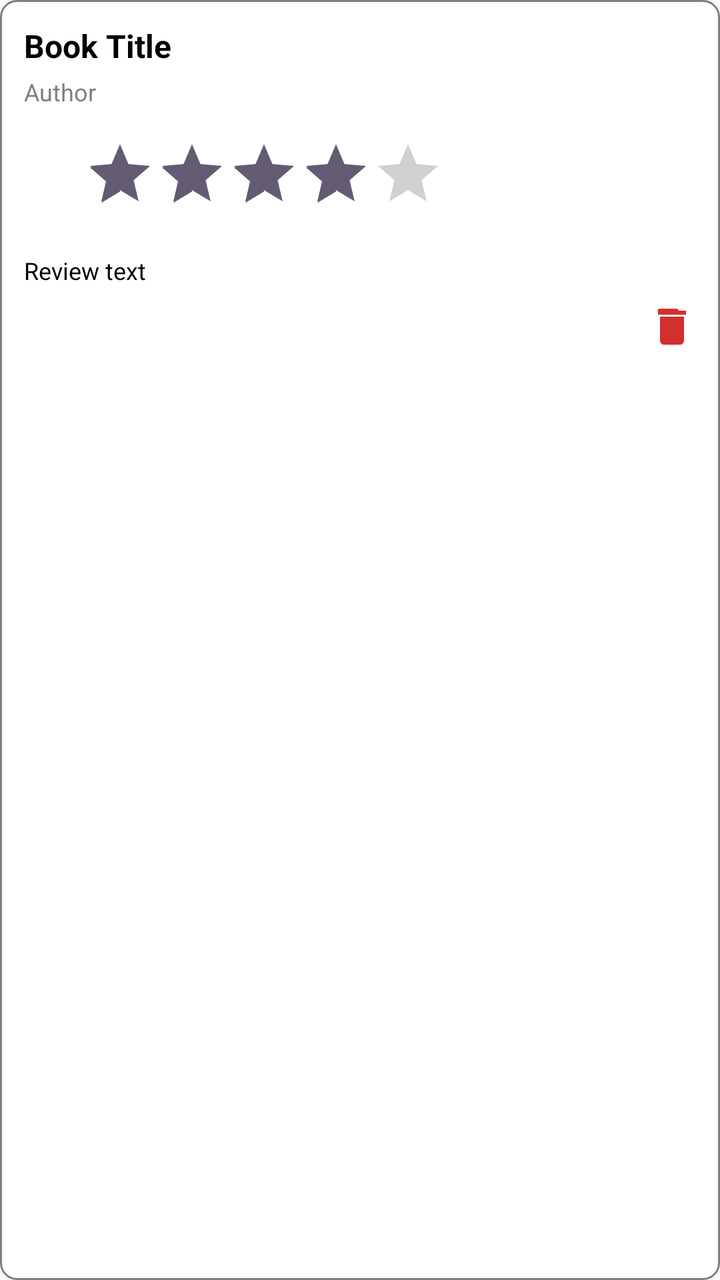
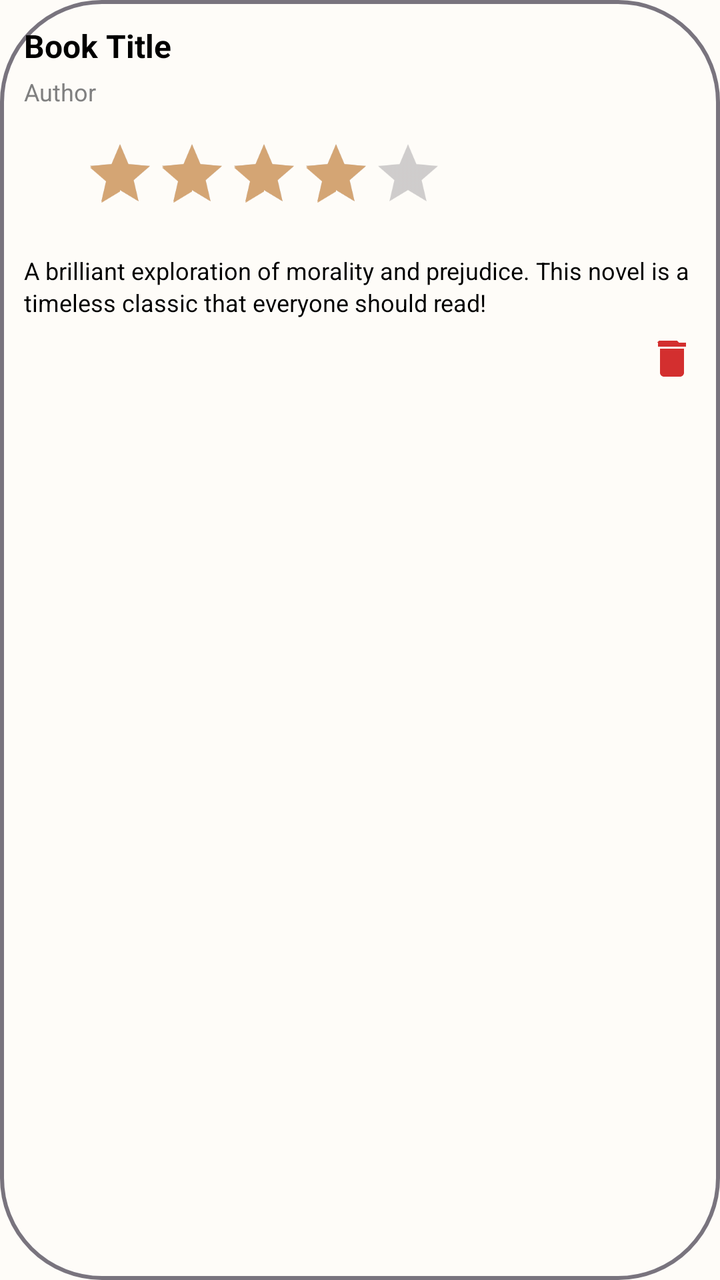

Screens rendered from an Android XML layout before and after an edit, with the pre-edit source and the edit as a unified diff.
<!-- AndroidManifest.xml: application theme Theme.Alcove -->
<!-- res/layout/item_my_review.xml -->
<?xml version="1.0" encoding="utf-8"?>
<LinearLayout xmlns:android="http://schemas.android.com/apk/res/android"
    android:layout_width="match_parent"
    android:layout_height="wrap_content"
    android:orientation="vertical"
    android:padding="12dp"
    android:layout_marginBottom="12dp"
    android:background="@drawable/rounded_input_background">

    
    <TextView
        android:id="@+id/bookTitle"
        android:layout_width="wrap_content"
        android:layout_height="wrap_content"
        android:text="Book Title"
        android:textSize="16sp"
        android:textStyle="bold"
        android:textColor="@color/black"
        android:layout_marginBottom="4dp" />

    
    <TextView
        android:id="@+id/bookAuthor"
        android:layout_width="wrap_content"
        android:layout_height="wrap_content"
        android:text="Author"
        android:textSize="12sp"
        android:textColor="@color/gray"
        android:layout_marginBottom="8dp" />

    
    <RatingBar
        android:id="@+id/ratingBar"
        android:layout_width="wrap_content"
        android:layout_height="wrap_content"
        android:numStars="5"
        android:rating="4"
        android:isIndicator="true"
        android:scaleX="0.75"
        android:scaleY="0.75"
        android:layout_gravity="start"
        android:layout_marginBottom="8dp" />

    
    <TextView
        android:id="@+id/reviewText"
        android:layout_width="match_parent"
        android:layout_height="wrap_content"
        android:text="Review text"
        android:textSize="12sp"
        android:textColor="@color/black"
        android:lineSpacingExtra="2dp"
        android:layout_marginBottom="8dp" />

    
    <ImageView
        android:id="@+id/deleteBtn"
        android:layout_width="24dp"
        android:layout_height="24dp"
        android:src="@drawable/ic_delete"
        android:contentDescription="Delete"
        android:layout_gravity="end"
        android:scaleType="centerInside" />

</LinearLayout>
<!-- resources referenced by this layout -->
<resources>
  <color name="black">#FF000000</color>
  <color name="gray">#FF808080</color>
  <!-- drawable ic_delete (drawable) -->
  <?xml version="1.0" encoding="utf-8"?>
  <vector xmlns:android="http://schemas.android.com/apk/res/android"
      android:width="24dp"
      android:height="24dp"
      android:viewportWidth="24"
      android:viewportHeight="24">
      <path
          android:fillColor="#FFD32F2F"
          android:pathData="M6,19c0,1.1 0.9,2 2,2h8c1.1,0 2,-0.9 2,-2V7H6v12zM19,4h-3.5l-1,-1h-9l-1,1H5v2h14V4z" />
  </vector>
  <!-- drawable rounded_input_background (drawable) -->
  <?xml version="1.0" encoding="utf-8"?>
  <shape xmlns:android="http://schemas.android.com/apk/res/android"
      android:shape="rectangle">
      <solid android:color="#FFFFFFFF" />
      <stroke android:color="@color/gray" android:width="1dp" />
      <corners android:radius="8dp" />
  </shape>
  <style name="Theme.Alcove" parent="Base.Theme.Alcove" />
  <style name="Base.Theme.Alcove" parent="Theme.Material3.DayNight.NoActionBar">
          
          
      </style>
</resources>

<!-- the commit's change to res/layout/item_my_review.xml (unified diff, before → after) -->
@@ -46,7 +46,7 @@
         android:id="@+id/reviewText"
         android:layout_width="match_parent"
         android:layout_height="wrap_content"
-        android:text="Review text"
+        android:text="A brilliant exploration of morality and prejudice. This novel is a timeless classic that everyone should read!"
         android:textSize="12sp"
         android:textColor="@color/black"
         android:lineSpacingExtra="2dp"
<!-- resource entries referenced after the edit -->
@@ -17,14 +17,55 @@
   <?xml version="1.0" encoding="utf-8"?>
   <shape xmlns:android="http://schemas.android.com/apk/res/android"
       android:shape="rectangle">
-      <solid android:color="#FFFFFFFF" />
-      <stroke android:color="@color/gray" android:width="1dp" />
-      <corners android:radius="8dp" />
+      <solid android:color="@android:color/transparent" />
+      <corners android:radius="50dp" /> 
+      <stroke
+          android:width="2dp"
+          android:color="@color/outline" /> 
   </shape>
   <style name="Theme.Alcove" parent="Base.Theme.Alcove" />
-  <style name="Base.Theme.Alcove" parent="Theme.Material3.DayNight.NoActionBar">
+  <color name="outline">#79747E</color>
+  <style name="Base.Theme.Alcove" parent="Theme.Material3.Light.NoActionBar">
           
-          
+          <item name="colorPrimary">@color/primary</item>
+          <item name="colorOnPrimary">@color/on_primary</item>
+          <item name="colorPrimaryContainer">@color/primary_light</item>
+          <item name="colorOnPrimaryContainer">@color/on_primary</item>
+          <item name="colorSecondary">@color/secondary</item>
+          <item name="colorOnSecondary">@color/on_secondary</item>
+          <item name="colorSecondaryContainer">@color/secondary_light</item>
+          <item name="colorOnSecondaryContainer">@color/on_secondary</item>
+          <item name="colorTertiary">@color/secondary</item>
+          <item name="colorOnTertiary">@color/on_secondary</item>
+          <item name="colorTertiaryContainer">@color/secondary_light</item>
+          <item name="colorOnTertiaryContainer">@color/on_secondary</item>
+          <item name="colorError">@color/error</item>
+          <item name="colorOnError">@color/white</item>
+          <item name="colorErrorContainer">@color/error</item>
+          <item name="colorOnErrorContainer">@color/white</item>
+          <item name="colorSurface">@color/surface</item>
+          <item name="colorOnSurface">@color/on_surface</item>
+          <item name="colorSurfaceVariant">@color/surface_variant</item>
+          <item name="colorOnSurfaceVariant">@color/on_surface_variant</item>
+          <item name="colorOutline">@color/outline</item>
+          <item name="colorOutlineVariant">@color/outline_variant</item>
+          <item name="android:colorBackground">@color/background</item>
+          <item name="colorOnBackground">@color/on_background</item>
       </style>
+  <color name="primary">#4A7C59</color>
+  <color name="on_primary">#FFFFFF</color>
+  <color name="primary_light">#7A9B7E</color>
+  <color name="secondary">#D4A574</color>
+  <color name="on_secondary">#000000</color>
+  <color name="secondary_light">#E8C49A</color>
+  <color name="error">#BA1A1A</color>
+  <color name="white">#FFFFFFFF</color>
+  <color name="surface">#FFFFFF</color>
+  <color name="on_surface">#1C1B1F</color>
+  <color name="surface_variant">#E7E0EC</color>
+  <color name="on_surface_variant">#49454F</color>
+  <color name="outline_variant">#CAC4D0</color>
+  <color name="background">#FEFCF8</color>
+  <color name="on_background">#1C1B1F</color>
 </resources>
 
